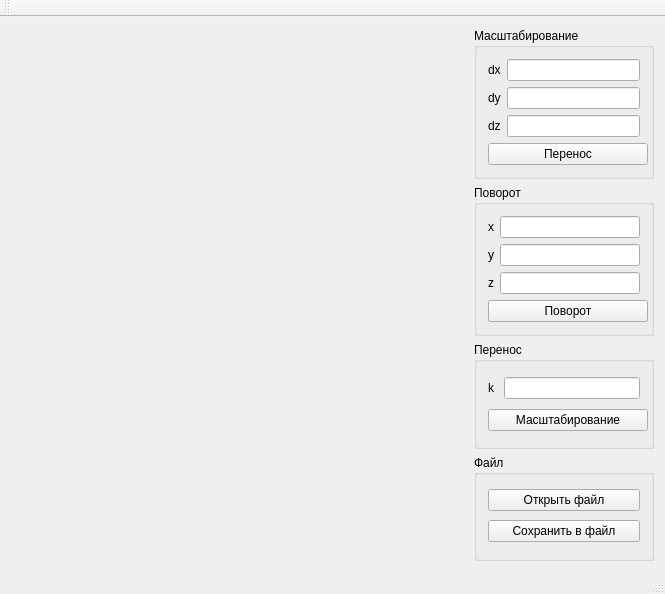
First picture: the form in lab_01/mainwindow.ui, repository bmstu-ics7/object-oriented-programming, before the edit.
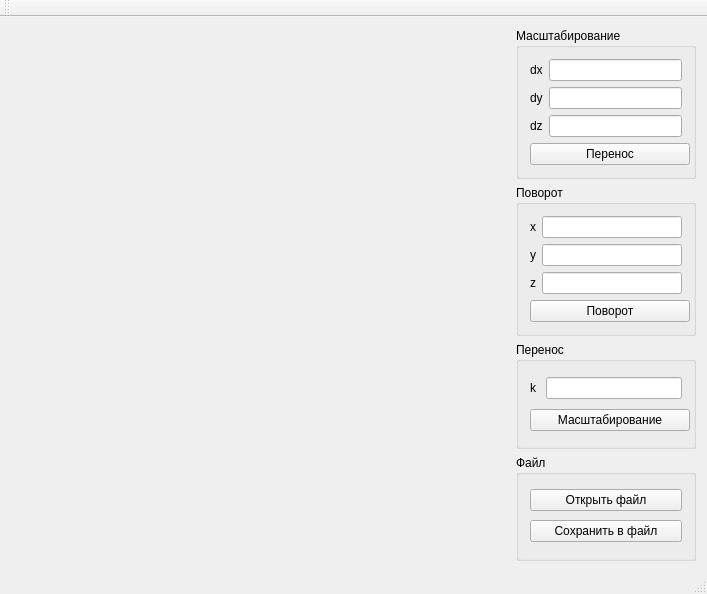
Second picture: the form after the edit.

```diff
--- a/lab_01/mainwindow.ui
+++ b/lab_01/mainwindow.ui
@@ -6,7 +6,7 @@
    <rect>
     <x>0</x>
     <y>0</y>
-    <width>665</width>
+    <width>707</width>
     <height>594</height>
    </rect>
   </property>
@@ -313,6 +313,15 @@
     </item>
    </layout>
   </widget>
+  <widget class="QToolBar" name="mainToolBar">
+   <attribute name="toolBarArea">
+    <enum>TopToolBarArea</enum>
+   </attribute>
+   <attribute name="toolBarBreak">
+    <bool>false</bool>
+   </attribute>
+  </widget>
+  <widget class="QStatusBar" name="statusBar"/>
   <widget class="QMenuBar" name="menuBar">
    <property name="geometry">
     <rect>
@@ -323,15 +332,11 @@
     </rect>
    </property>
   </widget>
-  <widget class="QToolBar" name="mainToolBar">
-   <attribute name="toolBarArea">
-    <enum>TopToolBarArea</enum>
-   </attribute>
-   <attribute name="toolBarBreak">
-    <bool>false</bool>
-   </attribute>
-  </widget>
-  <widget class="QStatusBar" name="statusBar"/>
+  <action name="actionkek">
+   <property name="text">
+    <string>kek</string>
+   </property>
+  </action>
  </widget>
  <layoutdefault spacing="6" margin="11"/>
  <resources/>
```
Left out of the diff: 2 changed lines with no effect on the pictures.
